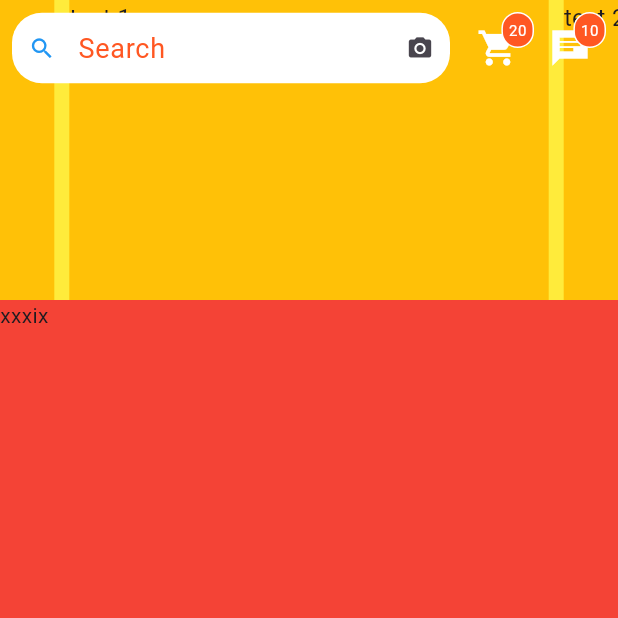
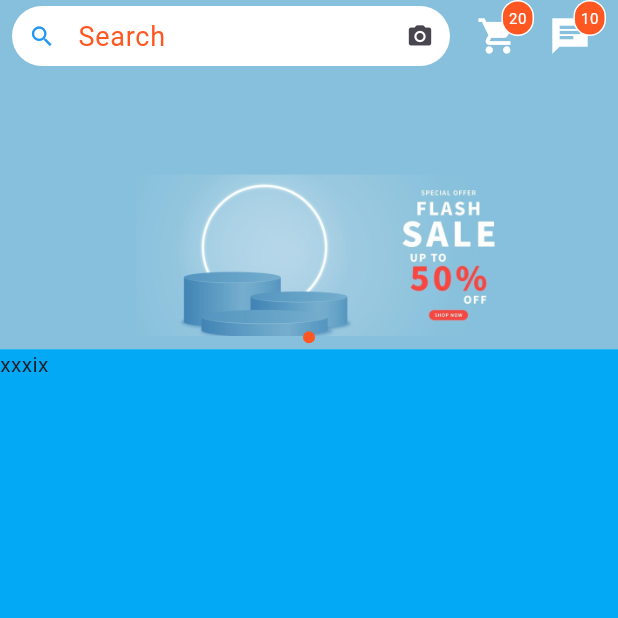
Before and after one commit to yo99-work/exam, a Flutter app: the screen it shows after launch, on a phone screen of 412 x 824 dp, the top half of it. Run offline on Flutter 3.47's test engine with Material 2 defaults, Android fonts, the phone set to English and light mode, and no system bars; drawn by our look-alikes of carousel_slider; our stand-ins replace bloc, equatable, flutter_bloc; missing offline and left inert: dart:ffi.

Commit message:
add banner paginate

```diff
--- a/lib/src/pages/home/home_page.dart
+++ b/lib/src/pages/home/home_page.dart
@@ -3,6 +3,7 @@ import 'dart:ffi';
 import 'package:carousel_slider/carousel_slider.dart';
 import 'package:exam/src/app_route.dart';
 import 'package:exam/src/constants/asset.dart';
+import 'package:exam/src/pages/home/widgets/banner_slider.dart';
 import 'package:exam/src/pages/home/widgets/header.dart';
 import 'package:flutter/cupertino.dart';
 import 'package:flutter/material.dart';
@@ -22,31 +23,16 @@ class _HomePageState extends State<HomePage> {
   @override
   Widget build(BuildContext context) {
     return Scaffold(
-      backgroundColor: Colors.yellow,
+      backgroundColor: Colors.white,
       body: Stack(children: [
+
         SingleChildScrollView(
           controller: _scrollController,
           child: Column(
             children: [
-              CarouselSlider(
-                options: CarouselOptions(height: 200.0),
-                items: [1,2,3,4,5].map((i) {
-                  return Builder(
-                    builder: (BuildContext context) {
-                      return Container(
-                          width: MediaQuery.of(context).size.width,
-                          margin: const EdgeInsets.symmetric(horizontal: 5.0),
-                          decoration: const BoxDecoration(
-                              color: Colors.amber
-                          ),
-                          child: Text('text $i', style: const TextStyle(fontSize: 16.0),)
-                      );
-                    },
-                  );
-                }).toList(),
-              ),
+              BannerSlider(),
               Container(
-                color: Colors.red,
+                color: Colors.lightBlue,
                 height: 1000,
                 width: double.infinity,
                 child: Text("xxxix"),
--- /dev/null
+++ b/lib/src/pages/home/widgets/banner_slider.dart
@@ -0,0 +1,73 @@
+import 'package:carousel_slider/carousel_slider.dart';
+import 'package:flutter/material.dart';
+import 'package:flutter/widgets.dart';
+
+class BannerSlider extends StatefulWidget {
+  @override
+  State<BannerSlider> createState() => _BannerSliderState();
+}
+
+class _BannerSliderState extends State<BannerSlider> {
+  final List<String> _image = [
+    // 'assets/images/mock_banner1.jpeg',
+    // 'assets/images/mock_banner2.jpeg',
+    'assets/images/mock_banner1.jpeg',
+
+  ];
+
+  late int _indexPage;
+
+  @override
+  void initState() {
+    _indexPage = 0;
+    super.initState();
+  }
+
+  @override
+  Widget build(BuildContext context) {
+    return Stack(alignment: Alignment.bottomCenter, children: [
+      _buildContainer(),
+      _buildIndicator(),
+    ]);
+  }
+
+  Container _buildContainer() {
+    return Container(
+      width: double.infinity,
+      child: CarouselSlider(
+        options: CarouselOptions(
+            aspectRatio: 1.77,
+            viewportFraction: 1,
+            autoPlay: true,
+            onPageChanged: (index, reason) {
+              setState(() {
+                _indexPage = index;
+              });
+            }),
+        items: _image.map((item) => Image.asset(item)).toList(),
+      ),
+    );
+  }
+
+  _buildIndicator() =>
+      Row(
+        mainAxisAlignment: MainAxisAlignment.center,
+        children: _image.asMap().entries.map((entry) {
+          int idx = entry.key;
+          return Padding(
+            padding: const EdgeInsets.fromLTRB(2, 0, 2, 4),
+            child: Container(
+              width: 8,
+              height: 8,
+              decoration: BoxDecoration(
+                border: Border.all(color: (idx == _indexPage) ? Colors.deepOrange : Colors.white),
+                shape: BoxShape.circle,
+                color: (idx == _indexPage) ? Colors.deepOrange : Colors.white
+              ),
+            ),
+          );
+
+        }).toList()
+      );
+
+}
--- a/lib/src/pages/home/widgets/header.dart
+++ b/lib/src/pages/home/widgets/header.dart
@@ -26,7 +26,6 @@ class _HeaderState extends State<Header> {
     _backgroundColorSearch = Colors.white;
     _colorIcon = Colors.white;
     _opacity = 0.0;
-
     _offset = 0.0;
 
     widget.scrollController.addListener(_onScoll);
@@ -40,7 +39,7 @@ class _HeaderState extends State<Header> {
       child: SafeArea(
         bottom: false,
         child: Padding(
-          padding: const EdgeInsets.all(8.0),
+          padding: const EdgeInsets.fromLTRB(8, 0, 8, 0),
           child: Row(
             children: [
               _buildInputSearch(),
@@ -75,7 +74,7 @@ class _HeaderState extends State<Header> {
     return Expanded(
       child: TextField(
         decoration: InputDecoration(
-          contentPadding: const EdgeInsets.all(10),
+          contentPadding: const EdgeInsets.all(4),
           isDense: true,
           enabledBorder: textFieldBorder,
           focusedBorder: textFieldBorder,
```
Also changed, not shown: assets/images/mock_banner1.jpeg (added), lib/generated/assets.dart (added).
